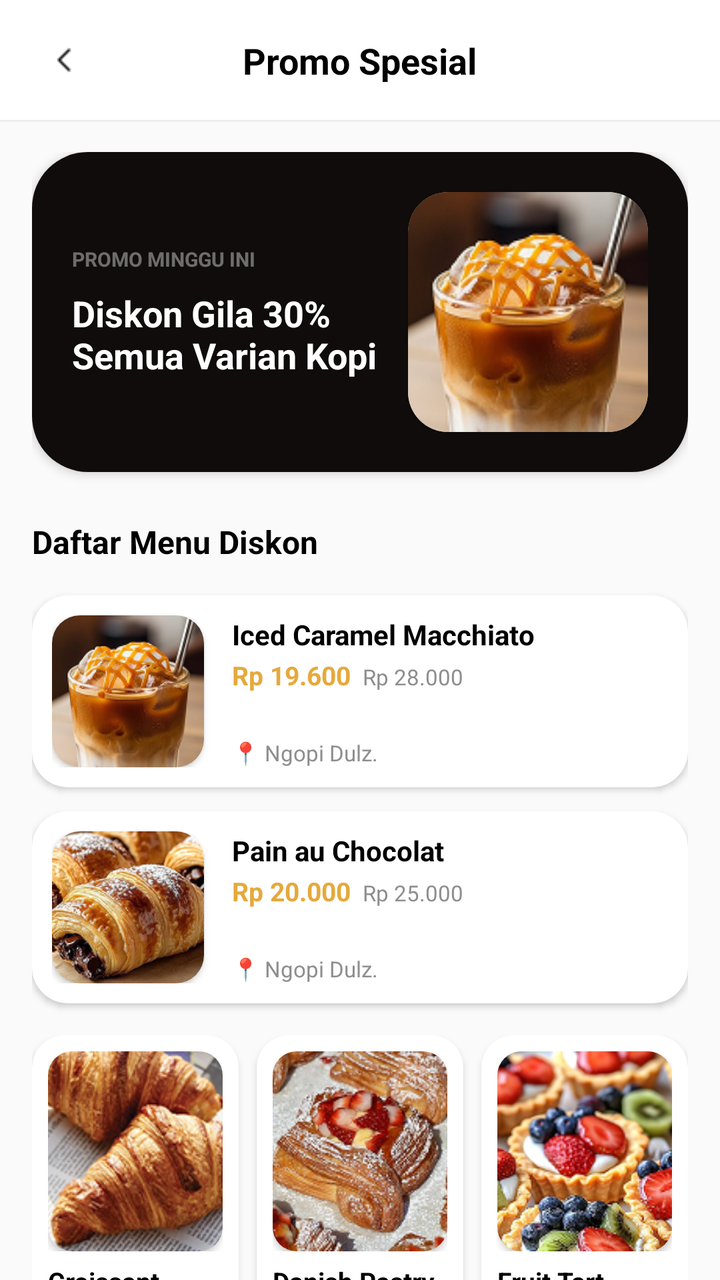
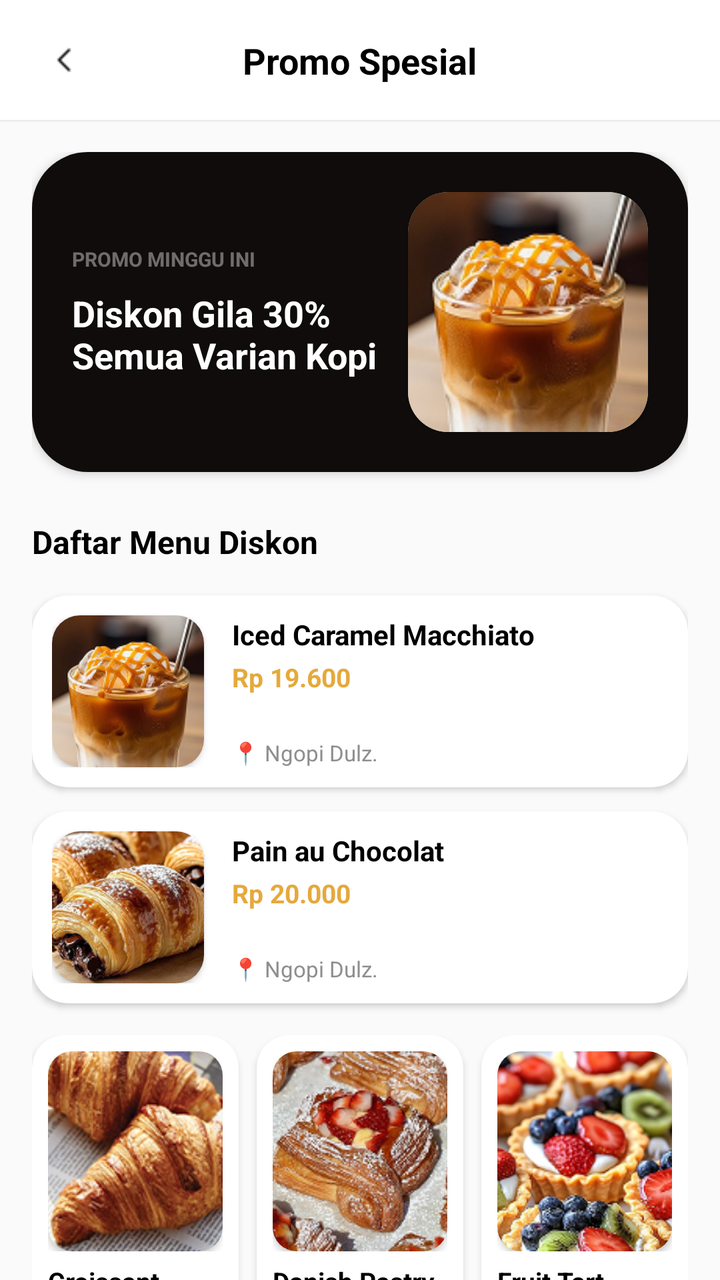

Before-and-after screenshots of an Android layout around one commit, followed by the original layout XML and the change that was made.
<!-- AndroidManifest.xml: application theme Theme.NgopiDulz_frontend -->
<!-- res/layout/activity_promo.xml -->
<?xml version="1.0" encoding="utf-8"?>
<androidx.constraintlayout.widget.ConstraintLayout xmlns:android="http://schemas.android.com/apk/res/android"
    xmlns:app="http://schemas.android.com/apk/res-auto"
    xmlns:tools="http://tools.android.com/tools"
    android:layout_width="match_parent"
    android:layout_height="match_parent"
    android:background="#FAFAFA"
    tools:context=".PromoActivity">

    <androidx.constraintlayout.widget.ConstraintLayout
        android:id="@+id/top_bar_promo"
        android:layout_width="match_parent"
        android:layout_height="60dp"
        android:background="#FFFFFF"
        android:elevation="1dp"
        android:paddingHorizontal="16dp"
        app:layout_constraintTop_toTopOf="parent">

        <ImageView
            android:id="@+id/btn_back_promo"
            android:layout_width="32dp"
            android:layout_height="32dp"
            android:padding="6dp"
            android:src="@drawable/ic_back"
            app:layout_constraintBottom_toBottomOf="parent"
            app:layout_constraintStart_toStartOf="parent"
            app:layout_constraintTop_toTopOf="parent"
            app:tint="#000000" />

        <TextView
            android:layout_width="wrap_content"
            android:layout_height="wrap_content"
            android:text="Promo Spesial"
            android:textColor="#000000"
            android:textSize="18sp"
            android:textStyle="bold"
            app:layout_constraintBottom_toBottomOf="parent"
            app:layout_constraintEnd_toEndOf="parent"
            app:layout_constraintStart_toStartOf="parent"
            app:layout_constraintTop_toTopOf="parent" />
    </androidx.constraintlayout.widget.ConstraintLayout>

    <androidx.core.widget.NestedScrollView
        android:layout_width="match_parent"
        android:layout_height="0dp"
        android:fillViewport="true"
        app:layout_constraintBottom_toBottomOf="parent"
        app:layout_constraintTop_toBottomOf="@id/top_bar_promo">

        <LinearLayout
            android:layout_width="match_parent"
            android:layout_height="wrap_content"
            android:orientation="vertical"
            android:padding="16dp">

            <androidx.cardview.widget.CardView
                android:layout_width="match_parent"
                android:layout_height="160dp"
                android:layout_marginBottom="24dp"
                app:cardCornerRadius="28dp"
                app:cardElevation="3dp">

                <androidx.constraintlayout.widget.ConstraintLayout
                    android:layout_width="match_parent"
                    android:layout_height="match_parent"
                    android:background="#0F0C0B"
                    android:padding="20dp">

                    <LinearLayout
                        android:layout_width="0dp"
                        android:layout_height="wrap_content"
                        android:orientation="vertical"
                        app:layout_constraintBottom_toBottomOf="parent"
                        app:layout_constraintEnd_toStartOf="@id/cv_banner_img"
                        app:layout_constraintStart_toStartOf="parent"
                        app:layout_constraintTop_toTopOf="parent">

                        <TextView
                            android:layout_width="wrap_content"
                            android:layout_height="wrap_content"
                            android:text="PROMO MINGGU INI"
                            android:textColor="#66FFFFFF"
                            android:textSize="10sp"
                            android:textStyle="bold" />

                        <TextView
                            android:layout_width="wrap_content"
                            android:layout_height="wrap_content"
                            android:layout_marginTop="8dp"
                            android:text="Diskon Gila 30% Semua Varian Kopi"
                            android:textColor="#FFFFFF"
                            android:textSize="18sp"
                            android:textStyle="bold" />
                    </LinearLayout>

                    <androidx.cardview.widget.CardView
                        android:id="@+id/cv_banner_img"
                        android:layout_width="120dp"
                        android:layout_height="120dp"
                        app:cardCornerRadius="20dp"
                        app:layout_constraintBottom_toBottomOf="parent"
                        app:layout_constraintEnd_toEndOf="parent"
                        app:layout_constraintTop_toTopOf="parent">

                        <ImageView
                            android:layout_width="match_parent"
                            android:layout_height="match_parent"
                            android:scaleType="centerCrop"
                            android:src="@drawable/img_macchiato" />
                    </androidx.cardview.widget.CardView>

                </androidx.constraintlayout.widget.ConstraintLayout>
            </androidx.cardview.widget.CardView>

            <TextView
                android:layout_width="wrap_content"
                android:layout_height="wrap_content"
                android:layout_marginBottom="16dp"
                android:text="Daftar Menu Diskon"
                android:textColor="#000000"
                android:textSize="16sp"
                android:textStyle="bold" />

            <androidx.cardview.widget.CardView
                android:layout_width="match_parent"
                android:layout_height="96dp"
                android:layout_marginBottom="12dp"
                app:cardCornerRadius="18dp"
                app:cardElevation="2dp">

                <androidx.constraintlayout.widget.ConstraintLayout
                    android:layout_width="match_parent"
                    android:layout_height="match_parent"
                    android:padding="10dp">

                    <androidx.cardview.widget.CardView
                        android:id="@+id/img_m1"
                        android:layout_width="76dp"
                        android:layout_height="76dp"
                        app:cardCornerRadius="14dp"
                        app:layout_constraintBottom_toBottomOf="parent"
                        app:layout_constraintStart_toStartOf="parent"
                        app:layout_constraintTop_toTopOf="parent">

                        <ImageView
                            android:layout_width="match_parent"
                            android:layout_height="match_parent"
                            android:scaleType="centerCrop"
                            android:src="@drawable/img_macchiato" />
                    </androidx.cardview.widget.CardView>

                    <TextView
                        android:id="@+id/title_m1"
                        android:layout_width="0dp"
                        android:layout_height="wrap_content"
                        android:layout_marginStart="14dp"
                        android:text="Iced Caramel Macchiato"
                        android:textColor="#000000"
                        android:textSize="14sp"
                        android:textStyle="bold"
                        app:layout_constraintEnd_toEndOf="parent"
                        app:layout_constraintStart_toEndOf="@id/img_m1"
                        app:layout_constraintTop_toTopOf="@id/img_m1" />

                    <LinearLayout
                        android:id="@+id/price_m1"
                        android:layout_width="wrap_content"
                        android:layout_height="wrap_content"
                        android:layout_marginStart="14dp"
                        android:layout_marginTop="2dp"
                        android:orientation="horizontal"
                        app:layout_constraintStart_toEndOf="@id/img_m1"
                        app:layout_constraintTop_toBottomOf="@id/title_m1">

                        <TextView
                            android:layout_width="wrap_content"
                            android:layout_height="wrap_content"
                            android:text="Rp 19.600"
                            android:textColor="#E5A93C"
                            android:textSize="13sp"
                            android:textStyle="bold" />

                        <TextView
                            android:layout_width="wrap_content"
                            android:layout_height="wrap_content"
                            android:layout_marginStart="6dp"
                            android:paintFlags="strike_thru_text"
                            android:text="Rp 28.000"
                            android:textColor="#8E8E8E"
                            android:textSize="11sp" />
                    </LinearLayout>

                    <TextView
                        android:layout_width="wrap_content"
                        android:layout_height="wrap_content"
                        android:layout_marginStart="14dp"
                        android:text="📍 Ngopi Dulz."
                        android:textColor="#8E8E8E"
                        android:textSize="11sp"
                        app:layout_constraintBottom_toBottomOf="@id/img_m1"
                        app:layout_constraintStart_toEndOf="@id/img_m1" />
                </androidx.constraintlayout.widget.ConstraintLayout>
            </androidx.cardview.widget.CardView>

            <androidx.cardview.widget.CardView
                android:layout_width="match_parent"
                android:layout_height="96dp"
                android:layout_marginBottom="16dp"
                app:cardCornerRadius="18dp"
                app:cardElevation="2dp">

                <androidx.constraintlayout.widget.ConstraintLayout
                    android:layout_width="match_parent"
                    android:layout_height="match_parent"
                    android:padding="10dp">

                    <androidx.cardview.widget.CardView
                        android:id="@+id/img_m2"
                        android:layout_width="76dp"
                        android:layout_height="76dp"
                        app:cardCornerRadius="14dp"
                        app:layout_constraintBottom_toBottomOf="parent"
                        app:layout_constraintStart_toStartOf="parent"
                        app:layout_constraintTop_toTopOf="parent">

                        <ImageView
                            android:layout_width="match_parent"
                            android:layout_height="match_parent"
                            android:scaleType="centerCrop"
                            android:src="@drawable/img_chocolat" />
                    </androidx.cardview.widget.CardView>

                    <TextView
                        android:id="@+id/title_m2"
                        android:layout_width="0dp"
                        android:layout_height="wrap_content"
                        android:layout_marginStart="14dp"
                        android:text="Pain au Chocolat"
                        android:textColor="#000000"
                        android:textSize="14sp"
                        android:textStyle="bold"
                        app:layout_constraintEnd_toEndOf="parent"
                        app:layout_constraintStart_toEndOf="@id/img_m2"
                        app:layout_constraintTop_toTopOf="@id/img_m2" />

                    <LinearLayout
                        android:id="@+id/price_m2"
                        android:layout_width="wrap_content"
                        android:layout_height="wrap_content"
                        android:layout_marginStart="14dp"
                        android:layout_marginTop="2dp"
                        android:orientation="horizontal"
                        app:layout_constraintStart_toEndOf="@id/img_m2"
                        app:layout_constraintTop_toBottomOf="@id/title_m2">

                        <TextView
                            android:layout_width="wrap_content"
                            android:layout_height="wrap_content"
                            android:text="Rp 20.000"
                            android:textColor="#E5A93C"
                            android:textSize="13sp"
                            android:textStyle="bold" />

                        <TextView
                            android:layout_width="wrap_content"
                            android:layout_height="wrap_content"
                            android:layout_marginStart="6dp"
                            android:paintFlags="strike_thru_text"
                            android:text="Rp 25.000"
                            android:textColor="#8E8E8E"
                            android:textSize="11sp" />
                    </LinearLayout>

                    <TextView
                        android:layout_width="wrap_content"
                        android:layout_height="wrap_content"
                        android:layout_marginStart="14dp"
                        android:text="📍 Ngopi Dulz."
                        android:textColor="#8E8E8E"
                        android:textSize="11sp"
                        app:layout_constraintBottom_toBottomOf="@id/img_m2"
                        app:layout_constraintStart_toEndOf="@id/img_m2" />
                </androidx.constraintlayout.widget.ConstraintLayout>
            </androidx.cardview.widget.CardView>

            <LinearLayout
                android:layout_width="match_parent"
                android:layout_height="wrap_content"
                android:orientation="horizontal"
                android:weightSum="3">

                <androidx.cardview.widget.CardView
                    android:layout_width="0dp"
                    android:layout_height="wrap_content"
                    android:layout_marginEnd="6dp"
                    android:layout_weight="1"
                    app:cardCornerRadius="16dp"
                    app:cardElevation="2dp">

                    <LinearLayout
                        android:layout_width="match_parent"
                        android:layout_height="wrap_content"
                        android:orientation="vertical"
                        android:padding="8dp">

                        <RelativeLayout
                            android:layout_width="match_parent"
                            android:layout_height="100dp">

                            <androidx.cardview.widget.CardView
                                android:layout_width="match_parent"
                                android:layout_height="match_parent"
                                app:cardCornerRadius="12dp">

                                <ImageView
                                    android:layout_width="match_parent"
                                    android:layout_height="match_parent"
                                    android:scaleType="centerCrop"
                                    android:src="@drawable/img_croissant" />
                            </androidx.cardview.widget.CardView>

                            <TextView
                                android:layout_width="wrap_content"
                                android:layout_height="wrap_content"
                                android:layout_alignParentEnd="true"
                                android:layout_alignParentTop="true"
                                android:layout_margin="4dp"
                                android:background="@drawable/bg_rating_badge"
                                android:paddingHorizontal="6dp"
                                android:paddingVertical="2dp"
                                android:text="★ 4.8"
                                android:textColor="#000000"
                                android:textSize="9sp"
                                android:textStyle="bold" />
                        </RelativeLayout>

                        <TextView
                            android:layout_width="match_parent"
                            android:layout_height="wrap_content"
                            android:layout_marginTop="6dp"
                            android:ellipsize="end"
                            android:maxLines="1"
                            android:text="Croissant"
                            android:textColor="#000000"
                            android:textSize="13sp"
                            android:textStyle="bold" />

                        <TextView
                            android:layout_width="match_parent"
                            android:layout_height="wrap_content"
                            android:paintFlags="strike_thru_text"
                            android:text="Rp 18.000"
                            android:textColor="#8E8E8E"
                            android:textSize="10sp" />

                        <TextView
                            android:layout_width="match_parent"
                            android:layout_height="wrap_content"
                            android:text="Rp 12.600"
                            android:textColor="#E5A93C"
                            android:textSize="12sp"
                            android:textStyle="bold" />

                        <TextView
                            android:layout_width="match_parent"
                            android:layout_height="wrap_content"
                            android:layout_marginTop="2dp"
                            android:text="📍 Ngopi Dulz."
                            android:textColor="#8E8E8E"
                            android:textSize="9sp" />
                    </LinearLayout>
                </androidx.cardview.widget.CardView>

                <androidx.cardview.widget.CardView
                    android:layout_width="0dp"
                    android:layout_height="wrap_content"
                    android:layout_marginHorizontal="3dp"
                    android:layout_weight="1"
                    app:cardCornerRadius="16dp"
                    app:cardElevation="2dp">

                    <LinearLayout
                        android:layout_width="match_parent"
                        android:layout_height="wrap_content"
                        android:orientation="vertical"
                        android:padding="8dp">

                        <RelativeLayout
                            android:layout_width="match_parent"
                            android:layout_height="100dp">

                            <androidx.cardview.widget.CardView
                                android:layout_width="match_parent"
                                android:layout_height="match_parent"
                                app:cardCornerRadius="12dp">

                                <ImageView
                                    android:layout_width="match_parent"
                                    android:layout_height="match_parent"
                                    android:scaleType="centerCrop"
                                    android:src="@drawable/img_danish" />
                            </androidx.cardview.widget.CardView>

                            <TextView
                                android:layout_width="wrap_content"
                                android:layout_height="wrap_content"
                                android:layout_alignParentEnd="true"
                                android:layout_alignParentTop="true"
                                android:layout_margin="4dp"
                                android:background="@drawable/bg_rating_badge"
                                android:paddingHorizontal="6dp"
                                android:paddingVertical="2dp"
                                android:text="★ 4.8"
                                android:textColor="#000000"
                                android:textSize="9sp"
                                android:textStyle="bold" />
                        </RelativeLayout>

                        <TextView
                            android:layout_width="match_parent"
                            android:layout_height="wrap_content"
                            android:layout_marginTop="6dp"
                            android:ellipsize="end"
                            android:maxLines="1"
                            android:text="Danish Pastry"
                            android:textColor="#000000"
                            android:textSize="13sp"
                            android:textStyle="bold" />

                        <TextView
                            android:layout_width="match_parent"
                            android:layout_height="wrap_content"
                            android:paintFlags="strike_thru_text"
                            android:text="Rp 22.000"
                            android:textColor="#8E8E8E"
                            android:textSize="10sp" />

                        <TextView
                            android:layout_width="match_parent"
                            android:layout_height="wrap_content"
                            android:text="Rp 15.400"
                            android:textColor="#E5A93C"
                            android:textSize="12sp"
                            android:textStyle="bold" />

                        <TextView
                            android:layout_width="match_parent"
                            android:layout_height="wrap_content"
                            android:layout_marginTop="2dp"
                            android:text="📍 Ngopi Dulz."
                            android:textColor="#8E8E8E"
                            android:textSize="9sp" />
                    </LinearLayout>
                </androidx.cardview.widget.CardView>

                <androidx.cardview.widget.CardView
                    android:layout_width="0dp"
                    android:layout_height="wrap_content"
                    android:layout_getLayoutDirection="inherit"
                    android:layout_marginStart="6dp"
                    android:layout_weight="1"
                    app:cardCornerRadius="16dp"
                    app:cardElevation="2dp">

                    <LinearLayout
                        android:layout_width="match_parent"
                        android:layout_height="wrap_content"
                        android:orientation="vertical"
                        android:padding="8dp">

                        <RelativeLayout
                            android:layout_width="match_parent"
                            android:layout_height="100dp">

                            <androidx.cardview.widget.CardView
                                android:layout_width="match_parent"
                                android:layout_height="match_parent"
                                app:cardCornerRadius="12dp">

                                <ImageView
                                    android:layout_width="match_parent"
                                    android:layout_height="match_parent"
                                    android:scaleType="centerCrop"
                                    android:src="@drawable/img_fruittart" />
                            </androidx.cardview.widget.CardView>

                            <TextView
                                android:layout_width="wrap_content"
                                android:layout_height="wrap_content"
                                android:layout_getLayoutDirection="inherit"
                                android:layout_alignParentEnd="true"
                                android:layout_alignParentTop="true"
                                android:layout_margin="4dp"
                                android:background="@drawable/bg_rating_badge"
                                android:paddingHorizontal="6dp"
                                android:paddingVertical="2dp"
                                android:text="★ 4.8"
                                android:textColor="#000000"
                                android:textSize="9sp"
                                android:textStyle="bold" />
                        </RelativeLayout>

                        <TextView
                            android:layout_width="match_parent"
                            android:layout_height="wrap_content"
                            android:layout_marginTop="6dp"
                            android:ellipsize="end"
                            android:maxLines="1"
                            android:text="Fruit Tart"
                            android:textColor="#000000"
                            android:textSize="13sp"
                            android:textStyle="bold" />

                        <TextView
                            android:layout_width="match_parent"
                            android:layout_height="wrap_content"
                            android:paintFlags="strike_thru_text"
                            android:text="Rp 24.000"
                            android:textColor="#8E8E8E"
                            android:textSize="10sp" />

                        <TextView
                            android:layout_width="match_parent"
                            android:layout_height="wrap_content"
                            android:text="Rp 16.800"
                            android:textColor="#E5A93C"
                            android:textSize="12sp"
                            android:textStyle="bold" />

                        <TextView
                            android:layout_width="match_parent"
                            android:layout_height="wrap_content"
                            android:layout_marginTop="2dp"
                            android:text="📍 Ngopi Dulz."
                            android:textColor="#8E8E8E"
                            android:textSize="9sp" />
                    </LinearLayout>
                </androidx.cardview.widget.CardView>

            </LinearLayout>

        </LinearLayout>
    </androidx.core.widget.NestedScrollView>

</androidx.constraintlayout.widget.ConstraintLayout>
<!-- resources referenced by this layout -->
<resources>
  <!-- drawable bg_rating_badge (drawable) -->
  <?xml version="1.0" encoding="utf-8"?>
  <shape xmlns:android="http://schemas.android.com/apk/res/android"
      android:shape="rectangle">
      <solid android:color="#EEEEEE"/>
      <corners android:radius="8dp"/>
  </shape>
  <!-- drawable ic_back: png bitmap (drawable, 286 bytes) -->
  <!-- drawable img_chocolat: png bitmap (drawable, 67917 bytes) -->
  <!-- drawable img_croissant: png bitmap (drawable, 65572 bytes) -->
  <!-- drawable img_danish: png bitmap (drawable, 74837 bytes) -->
  <!-- drawable img_fruittart: png bitmap (drawable, 71091 bytes) -->
  <!-- drawable img_macchiato: png bitmap (drawable, 47244 bytes) -->
  <style name="Theme.NgopiDulz_frontend" parent="Base.Theme.NgopiDulz_frontend" />
  <style name="Base.Theme.NgopiDulz_frontend" parent="Theme.Material3.DayNight.NoActionBar">
          
          
      </style>
</resources>

<!-- the commit's change to res/layout/activity_promo.xml (unified diff, before → after) -->
@@ -184,10 +184,7 @@
                             android:layout_width="wrap_content"
                             android:layout_height="wrap_content"
                             android:layout_marginStart="6dp"
-                            android:paintFlags="strike_thru_text"
-                            android:text="Rp 28.000"
-                            android:textColor="#8E8E8E"
-                            android:textSize="11sp" />
+                             />
                     </LinearLayout>
 
                     <TextView
@@ -265,10 +262,7 @@
                             android:layout_width="wrap_content"
                             android:layout_height="wrap_content"
                             android:layout_marginStart="6dp"
-                            android:paintFlags="strike_thru_text"
-                            android:text="Rp 25.000"
-                            android:textColor="#8E8E8E"
-                            android:textSize="11sp" />
+                            />
                     </LinearLayout>
 
                     <TextView
@@ -348,10 +342,7 @@
                         <TextView
                             android:layout_width="match_parent"
                             android:layout_height="wrap_content"
-                            android:paintFlags="strike_thru_text"
-                            android:text="Rp 18.000"
-                            android:textColor="#8E8E8E"
-                            android:textSize="10sp" />
+                            />
 
                         <TextView
                             android:layout_width="match_parent"
@@ -430,10 +421,7 @@
                         <TextView
                             android:layout_width="match_parent"
                             android:layout_height="wrap_content"
-                            android:paintFlags="strike_thru_text"
-                            android:text="Rp 22.000"
-                            android:textColor="#8E8E8E"
-                            android:textSize="10sp" />
+                            />
 
                         <TextView
                             android:layout_width="match_parent"
@@ -456,7 +444,6 @@
                 <androidx.cardview.widget.CardView
                     android:layout_width="0dp"
                     android:layout_height="wrap_content"
-                    android:layout_getLayoutDirection="inherit"
                     android:layout_marginStart="6dp"
                     android:layout_weight="1"
                     app:cardCornerRadius="16dp"
@@ -487,7 +474,6 @@
                             <TextView
                                 android:layout_width="wrap_content"
                                 android:layout_height="wrap_content"
-                                android:layout_getLayoutDirection="inherit"
                                 android:layout_alignParentEnd="true"
                                 android:layout_alignParentTop="true"
                                 android:layout_margin="4dp"
@@ -514,10 +500,7 @@
                         <TextView
                             android:layout_width="match_parent"
                             android:layout_height="wrap_content"
-                            android:paintFlags="strike_thru_text"
-                            android:text="Rp 24.000"
-                            android:textColor="#8E8E8E"
-                            android:textSize="10sp" />
+                            />
 
                         <TextView
                             android:layout_width="match_parent"
<!-- resource entries referenced after the edit -->
@@ -2,11 +2,8 @@
 <resources>
   <!-- drawable bg_rating_badge (drawable) -->
   <?xml version="1.0" encoding="utf-8"?>
-  <shape xmlns:android="http://schemas.android.com/apk/res/android"
-      android:shape="rectangle">
-      <solid android:color="#EEEEEE"/>
-      <corners android:radius="8dp"/>
-  </shape>
+  <shape xmlns:android="http://schemas.android.com/apk/res/android">
+      <solid android:color="#FFD700" /> <corners android:radius="8dp" /> </shape>
   <!-- drawable ic_back: png bitmap (drawable, 286 bytes) -->
   <!-- drawable img_chocolat: png bitmap (drawable, 67917 bytes) -->
   <!-- drawable img_croissant: png bitmap (drawable, 65572 bytes) -->
